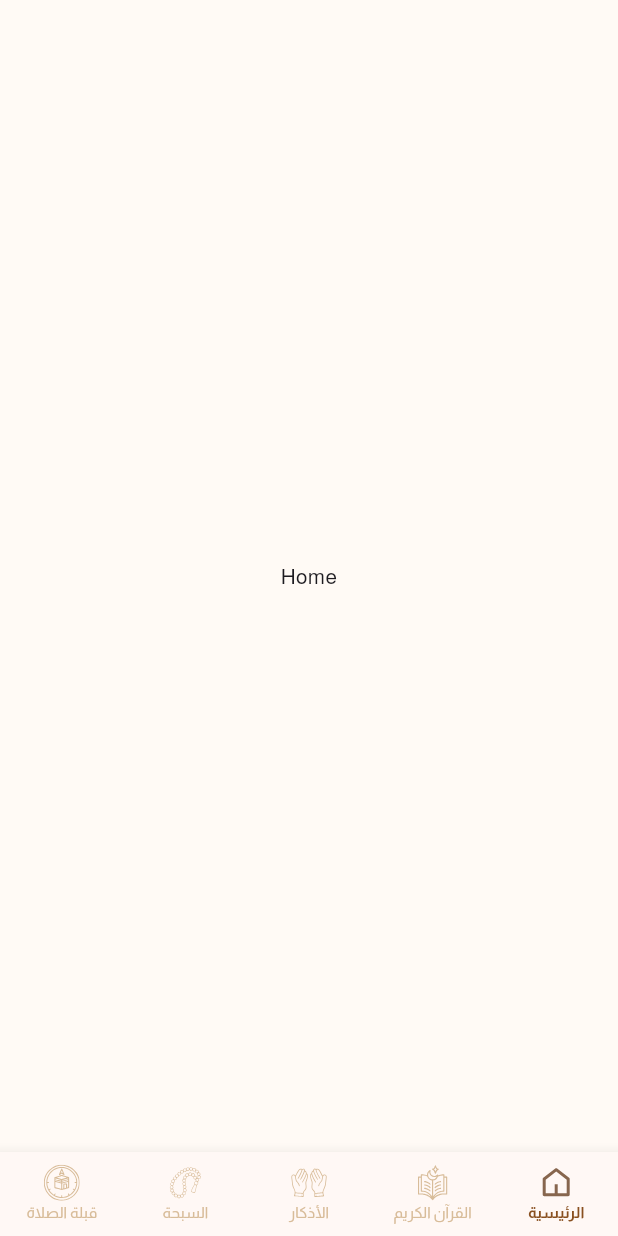
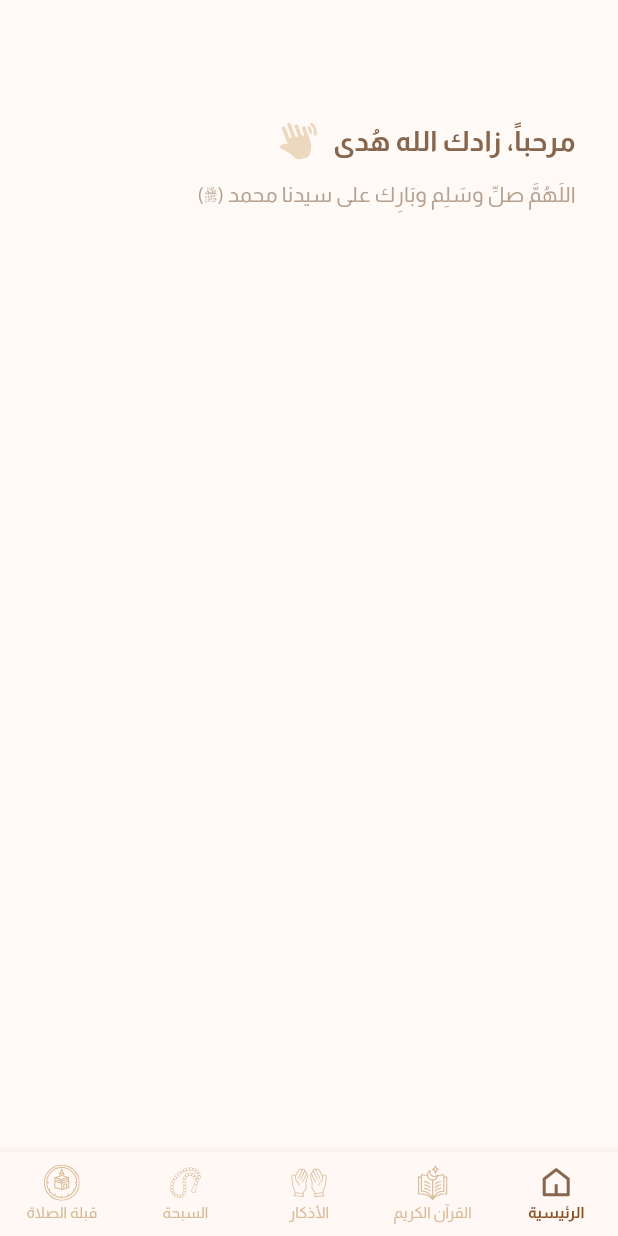
Before and after one commit to youssefhedefa/mo3een, a Flutter app: the screen it shows after launch, on a phone screen of 412 x 824 dp. Run offline on Flutter 3.47's test engine with Material 3 defaults, Android fonts, the phone set to English and light mode, and no system bars; our stand-ins replace easy_localization, flutter_bloc, flutter_screenutil, flutter_svg.

Commit message:
Create home header.

```diff
--- a/lib/core/helpers/icon_helper.dart
+++ b/lib/core/helpers/icon_helper.dart
@@ -4,4 +4,5 @@ abstract class AppIconHelper {
   static const String azkarIcon = 'assets/icons/azkar.svg';
   static const String sep7aIcon = 'assets/icons/sepha.svg';
   static const String qeplaIcon = 'assets/icons/qpla.svg';
+  static const String handIcon = 'assets/icons/hand.svg';
 }
--- a/lib/core/helpers/text_style_helper.dart
+++ b/lib/core/helpers/text_style_helper.dart
@@ -12,4 +12,17 @@ abstract class AppTextStyleHelper{
     fontSize: 10.sp,
     color: AppColorHelper.lightPrimaryColor,
   );
+
+  static TextStyle font14RegularPrimary60 = TextStyle(
+    fontSize: 14.sp,
+    color: AppColorHelper.primaryColor.withOpacity(0.6),
+  );
+
+  static TextStyle font18BoldPrimary = TextStyle(
+    fontSize: 18.sp,
+    fontWeight: FontWeight.bold,
+    color: AppColorHelper.primaryColor,
+  );
+
+
 }
--- a/lib/features/home/presentation/home.dart
+++ b/lib/features/home/presentation/home.dart
@@ -1,17 +1,19 @@
 import 'package:flutter/material.dart';
+import 'package:flutter_screenutil/flutter_screenutil.dart';
+import 'package:mo3een/features/home/presentation/widgets/home_header.dart';
 
 class HomeView extends StatelessWidget {
   const HomeView({super.key});
 
   @override
   Widget build(BuildContext context) {
-    return const Scaffold(
+    return Scaffold(
       body: Padding(
-        padding: EdgeInsets.all(24.0),
-        child: Center(
-          child: Text(
-              'Home',
-          ),
+        padding: REdgeInsets.only(top: 76.h, left: 24.w, right: 24.w,bottom: 14.h),
+        child: const Column(
+          children: [
+            HomeHeader(),
+          ],
         ),
       ),
     );
--- /dev/null
+++ b/lib/features/home/presentation/widgets/home_header.dart
@@ -0,0 +1,39 @@
+import 'package:flutter/material.dart';
+import 'package:flutter_screenutil/flutter_screenutil.dart';
+import 'package:flutter_svg/flutter_svg.dart';
+import 'package:mo3een/core/helpers/icon_helper.dart';
+import 'package:mo3een/core/helpers/text_style_helper.dart';
+
+
+
+class HomeHeader extends StatelessWidget {
+  const HomeHeader({super.key});
+
+  @override
+  Widget build(BuildContext context) {
+    return Column(
+      crossAxisAlignment: CrossAxisAlignment.start,
+      children: [
+        Row(
+          children: [
+            Text(
+              'مرحباً، زادك الله هُدى',
+              style: AppTextStyleHelper.font18BoldPrimary,
+            ),
+            SizedBox(width: 8.w),
+            SvgPicture.asset(
+              AppIconHelper.handIcon,
+              width: 24.w,
+              height: 24.h,
+            ),
+          ],
+        ),
+        SizedBox(height: 12.h),
+        Text(
+          'اللَهُمَّ صلِّ وسَلِم وبَارِك على سيدنا محمد (ﷺ)',
+          style: AppTextStyleHelper.font14RegularPrimary60,
+        ),
+      ],
+    );
+  }
+}
```
